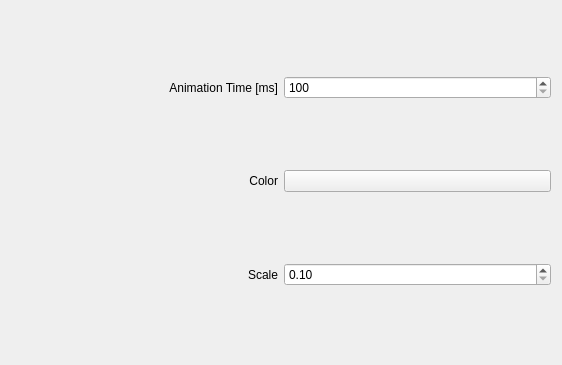
This is kwin/wisps/config.ui in Schneegans/Burn-My-Windows as Qt 5 draws it before an edit. The edited form follows.
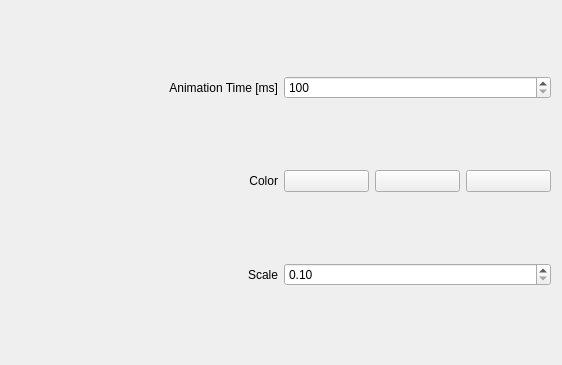
This is the edited form. Custom widgets are drawn as their Qt base class.

Patch:
```diff
--- a/kwin/wisps/config.ui
+++ b/kwin/wisps/config.ui
@@ -71,7 +71,17 @@
                 </widget>
             </item>
             <item row="1" column="1">
-                <widget class="KColorButton" name="kcfg_Color"></widget>
+                <layout class="QHBoxLayout" name="horizontalLayout">
+                    <item>
+                        <widget class="KColorButton" name="kcfg_Color1"></widget>
+                    </item>
+                    <item>
+                        <widget class="KColorButton" name="kcfg_Color2"></widget>
+                    </item>
+                    <item>
+                        <widget class="KColorButton" name="kcfg_Color3"></widget>
+                    </item>
+                </layout>
             </item>
         </layout>
     </widget>
```
